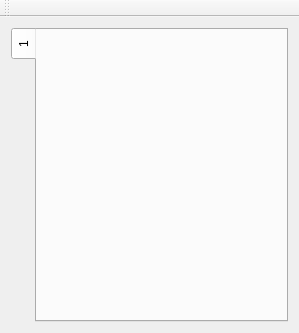
This is mainwindow.ui in proton/zNotes as Qt 5 draws it before an edit. The edited form follows.
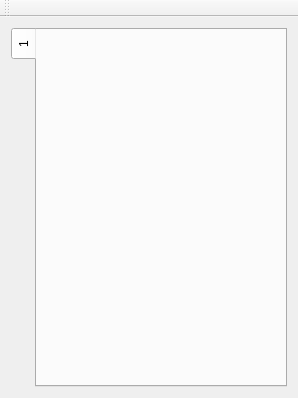
This is the edited form. Icons and pictures are not drawn.

```diff
--- a/mainwindow.ui
+++ b/mainwindow.ui
@@ -6,8 +6,8 @@
    <rect>
     <x>0</x>
     <y>0</y>
-    <width>299</width>
-    <height>333</height>
+    <width>298</width>
+    <height>398</height>
    </rect>
   </property>
   <property name="windowTitle">
@@ -43,6 +43,12 @@
    </layout>
   </widget>
   <widget class="QToolBar" name="mainToolBar">
+   <property name="iconSize">
+    <size>
+     <width>16</width>
+     <height>16</height>
+    </size>
+   </property>
    <attribute name="toolBarArea">
     <enum>TopToolBarArea</enum>
    </attribute>
```
